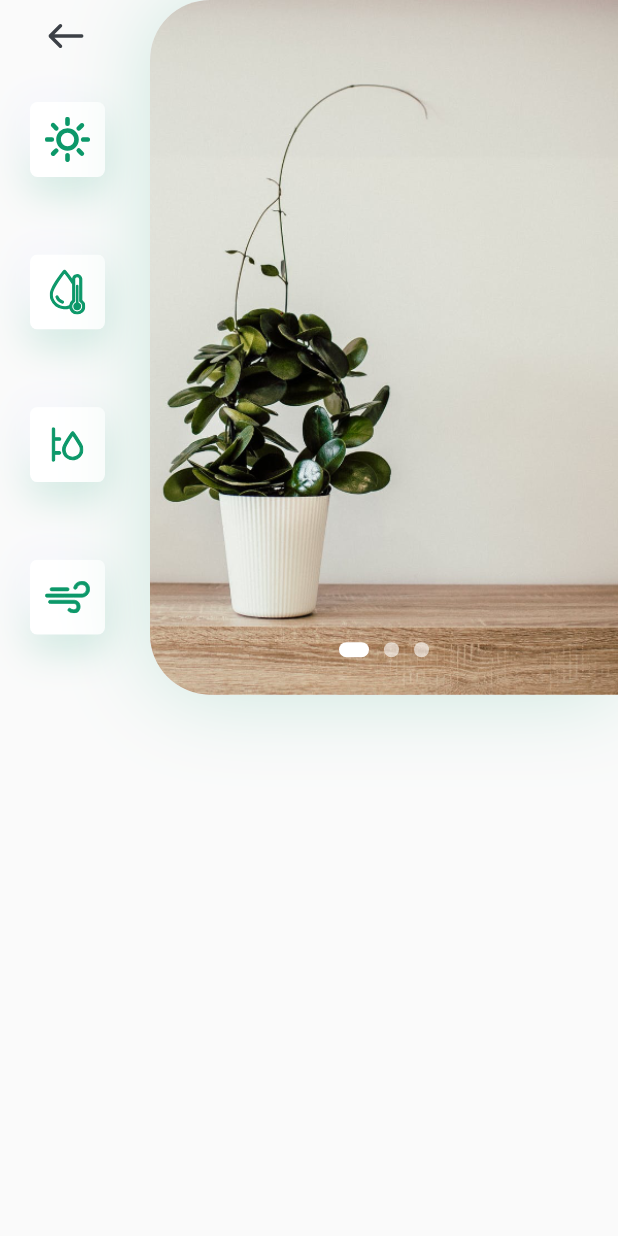
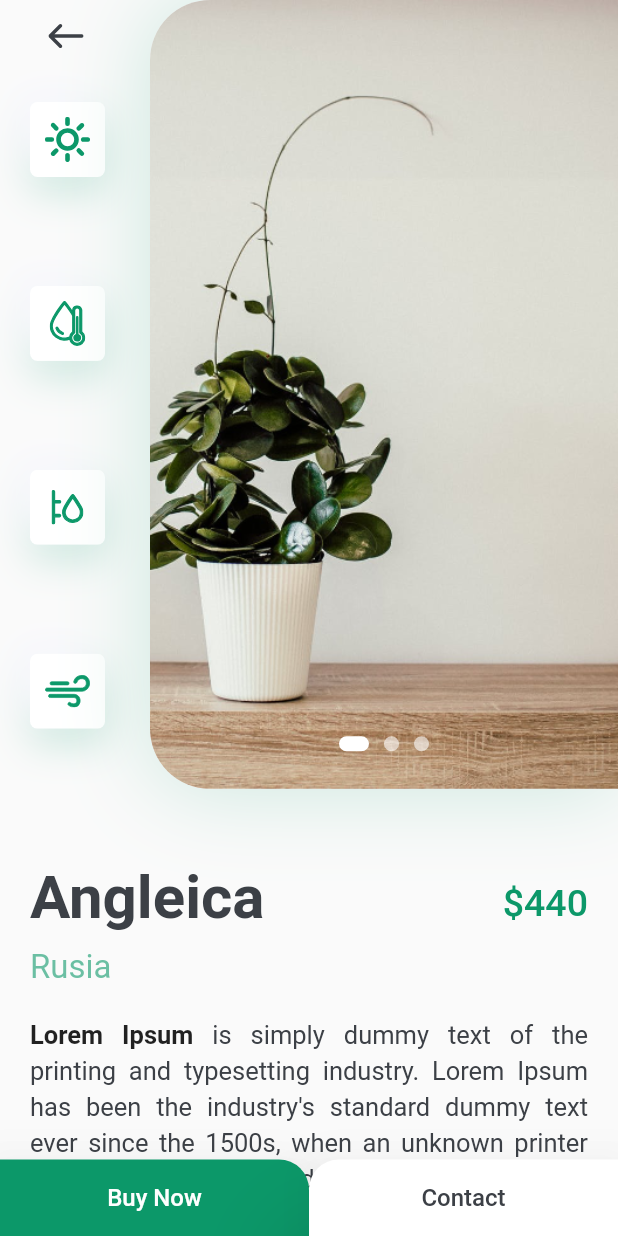
Before and after one commit to coderThanh/Flutter---Plant-App-Basic, a Flutter app: the ProductDetailSceen screen opened directly, on a phone screen of 412 x 824 dp. Run offline on Flutter 3.47's test engine with Material 2 defaults, Android fonts, the phone set to English and light mode, and no system bars; our stand-ins replace flutter_svg.

Commit message:
finish app plant

```diff
--- a/lib/models/text_theme_model.dart
+++ b/lib/models/text_theme_model.dart
@@ -8,5 +8,9 @@ const appTextTheme = TextTheme(
     fontSize: 20,
     color: AppConst.textBasic,
   ),
-  bodyText1: TextStyle(color: AppConst.textBasic),
+  bodyText1: TextStyle(
+    fontWeight: FontWeight.w600,
+    fontSize: 17,
+  ),
+  bodyText2: TextStyle(color: AppConst.textBasic, fontSize: 17, height: 1.4),
 );
--- /dev/null
+++ b/lib/views/screens/product_detail/components/body.dart
@@ -0,0 +1,50 @@
+import 'package:flutter/material.dart';
+
+import 'actiont_side.dart';
+import 'box_title_price.dart';
+import 'slide.dart';
+
+class Body extends StatelessWidget {
+  const Body({
+    Key? key,
+    required this.size,
+  }) : super(key: key);
+
+  final Size size;
+
+  @override
+  Widget build(BuildContext context) {
+    return SingleChildScrollView(
+      child: Column(
+        children: [
+          SizedBox(
+            height: size.height * 0.70 >= 400 ? size.height * 0.70 : 400,
+            child: SafeArea(
+              child: Row(
+                crossAxisAlignment: CrossAxisAlignment.stretch,
+                children: const [
+                  ActionSide(),
+                  Expanded(child: SliderImage()),
+                ],
+              ),
+            ),
+          ),
+          BoxTitlePrice(
+            title: 'Angleica',
+            country: 'Rusia',
+            price: '\$440',
+            description: [
+              TextSpan(
+                text: 'Lorem Ipsum ',
+                style: Theme.of(context).textTheme.bodyText1,
+              ),
+              const TextSpan(
+                  text:
+                      ''' is simply dummy text of the printing and typesetting industry. Lorem Ipsum has been the industry's standard dummy text ever since the 1500s, when an unknown printer took a galley of type and scrambled it to make a type specimen book. It has survived not only five centuries, but also the leap into electronic typesetting, remaining essentially unchanged. It was popularised in the 1960s with the release of Letraset sheets containing Lorem Ipsum passages, and more recently with desktop publishing software like Aldus PageMaker including versions of Lorem Ipsum. '''),
+            ],
+          ),
+        ],
+      ),
+    );
+  }
+}
--- /dev/null
+++ b/lib/views/screens/product_detail/components/bottom_navigator_bar.dart
@@ -0,0 +1,84 @@
+import 'package:flutter/material.dart';
+
+import '../../../../models/app_const_model.dart';
+
+class BottomNavidatorBar extends StatelessWidget {
+  const BottomNavidatorBar({
+    Key? key,
+    required this.size,
+  }) : super(key: key);
+
+  final Size size;
+
+  @override
+  Widget build(BuildContext context) {
+    return Container(
+      decoration: const BoxDecoration(color: Colors.transparent),
+      child: Row(
+        mainAxisAlignment: MainAxisAlignment.spaceBetween,
+        children: [
+          SizedBox(
+            width: size.width / 2,
+            child: TextButton(
+              onPressed: () {},
+              style: TextButton.styleFrom(
+                backgroundColor: AppConst.primary,
+                primary: Colors.white10,
+                shadowColor: Colors.black,
+                elevation: 30,
+                padding: const EdgeInsets.symmetric(
+                  horizontal: AppConst.padding,
+                  vertical: AppConst.padding * 0.8,
+                ),
+                shape: const RoundedRectangleBorder(
+                  borderRadius: BorderRadius.only(
+                      topLeft: Radius.circular(0),
+                      bottomLeft: Radius.circular(0),
+                      bottomRight: Radius.circular(0),
+                      topRight: Radius.circular(20)),
+                ),
+              ),
+              child: const Text(
+                'Buy Now',
+                style: TextStyle(
+                  color: Colors.white,
+                  fontSize: 16,
+                ),
+              ),
+            ),
+          ),
+          SizedBox(
+            width: size.width / 2,
+            child: TextButton(
+              onPressed: () {},
+              style: TextButton.styleFrom(
+                backgroundColor: Colors.white,
+                primary: Colors.black.withOpacity(0.05),
+                padding: const EdgeInsets.symmetric(
+                  horizontal: AppConst.padding,
+                  vertical: AppConst.padding * 0.8,
+                ),
+                shadowColor: Colors.black,
+                elevation: 30,
+                shape: const RoundedRectangleBorder(
+                  borderRadius: BorderRadius.only(
+                      topLeft: Radius.circular(20),
+                      bottomLeft: Radius.circular(0),
+                      bottomRight: Radius.circular(0),
+                      topRight: Radius.circular(0)),
+                ),
+              ),
+              child: const Text(
+                'Contact',
+                style: TextStyle(
+                  color: AppConst.textBasic,
+                  fontSize: 16,
+                ),
+              ),
+            ),
+          ),
+        ],
+      ),
+    );
+  }
+}
--- /dev/null
+++ b/lib/views/screens/product_detail/components/box_title_price.dart
@@ -0,0 +1,72 @@
+import 'package:flutter/material.dart';
+
+import '../../../../models/app_const_model.dart';
+
+class BoxTitlePrice extends StatelessWidget {
+  const BoxTitlePrice(
+      {Key? key,
+      required this.title,
+      this.price,
+      this.country,
+      this.description})
+      : super(key: key);
+
+  final String title;
+  final String? country;
+  final String? price;
+  final List<TextSpan>? description;
+
+  @override
+  Widget build(BuildContext context) {
+    return Padding(
+      padding: const EdgeInsets.symmetric(horizontal: AppConst.padding),
+      child: Column(
+        children: [
+          Row(
+            crossAxisAlignment: CrossAxisAlignment.start,
+            children: [
+              Expanded(
+                child: Column(
+                  crossAxisAlignment: CrossAxisAlignment.start,
+                  children: [
+                    Text(
+                      title,
+                      style: const TextStyle(
+                        fontSize: 40,
+                        fontWeight: FontWeight.w600,
+                        height: 1.1,
+                      ),
+                    ),
+                    const SizedBox(height: AppConst.padding * 0.5),
+                    Text(
+                      country ?? '',
+                      style: TextStyle(
+                        height: 1.2,
+                        color: AppConst.primary.withOpacity(0.6),
+                        fontSize: 22,
+                      ),
+                    ),
+                  ],
+                ),
+              ),
+              Text(
+                price ?? '',
+                style: const TextStyle(
+                    height: 1.7,
+                    color: AppConst.primary,
+                    fontWeight: FontWeight.w500,
+                    fontSize: 25),
+              )
+            ],
+          ),
+          const SizedBox(height: AppConst.padding),
+          Text.rich(
+            TextSpan(children: description),
+            textAlign: TextAlign.justify,
+          ),
+          const SizedBox(height: AppConst.padding * 5),
+        ],
+      ),
+    );
+  }
+}
--- a/lib/views/screens/product_detail/product_detail_screen.dart
+++ b/lib/views/screens/product_detail/product_detail_screen.dart
@@ -1,8 +1,8 @@
 import 'package:flutter/material.dart';
 import 'package:flutter/services.dart';
 
-import 'components/actiont_side.dart';
-import 'components/slide.dart';
+import 'components/body.dart';
+import 'components/bottom_navigator_bar.dart';
 
 class ProductDetailSceen extends StatefulWidget {
   const ProductDetailSceen({Key? key}) : super(key: key);
@@ -19,22 +19,9 @@ class _ProductDetailSceenState extends State<ProductDetailSceen> {
     return AnnotatedRegion(
       value: SystemUiOverlayStyle.dark,
       child: Scaffold(
-        body: SafeArea(
-          child: Column(
-            children: [
-              SizedBox(
-                height: (size.height * 0.562 > 400) ? size.height * 0.562 : 400,
-                child: Row(
-                  crossAxisAlignment: CrossAxisAlignment.stretch,
-                  children: const [
-                    ActionSide(),
-                    Expanded(child: SliderImage()),
-                  ],
-                ),
-              )
-            ],
-          ),
-        ),
+        body: Body(size: size),
+        bottomNavigationBar: BottomNavidatorBar(size: size),
+        extendBody: true,
       ),
     );
   }
```
